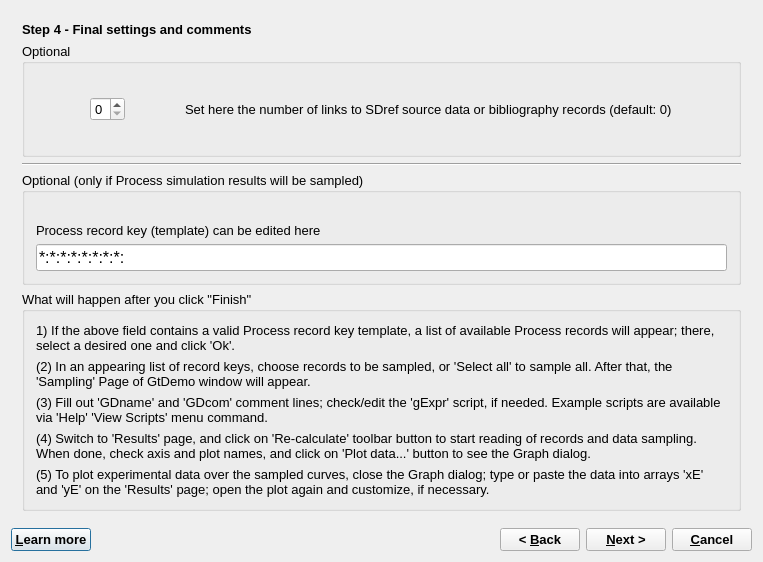
gemshub/GEMSGUI, file GUI/Dialogs4/GtDemoWizard4.ui: the form before one commit.
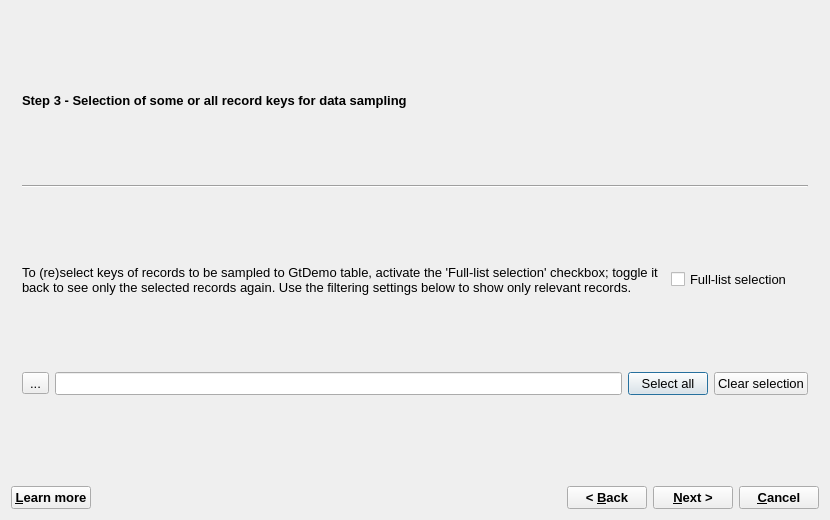
The form after the commit. The open tabs and pages were chosen to show the change. Icons and pictures are not drawn.

```diff
--- a/GUI/Dialogs4/GtDemoWizard4.ui
+++ b/GUI/Dialogs4/GtDemoWizard4.ui
@@ -9,8 +9,8 @@
    <rect>
     <x>0</x>
     <y>0</y>
-    <width>763</width>
-    <height>562</height>
+    <width>830</width>
+    <height>520</height>
    </rect>
   </property>
   <property name="font">
@@ -273,6 +273,156 @@
        </item>
       </layout>
      </widget>
+     <widget class="QWidget" name="page_6">
+      <layout class="QGridLayout" name="gridLayout_4">
+       <item row="4" column="0">
+        <widget class="QToolButton" name="bPrFilter">
+         <property name="text">
+          <string>...</string>
+         </property>
+         <property name="icon">
+          <iconset resource="../GUI.qrc">
+           <normaloff>:/menu/Icons/SetKeyTemplateIcon.png</normaloff>:/menu/Icons/SetKeyTemplateIcon.png</iconset>
+         </property>
+        </widget>
+       </item>
+       <item row="4" column="1" colspan="2">
+        <widget class="QLineEdit" name="linePrFilter">
+         <property name="readOnly">
+          <bool>true</bool>
+         </property>
+        </widget>
+       </item>
+       <item row="0" column="0" colspan="2">
+        <widget class="QLabel" name="label_5">
+         <property name="sizePolicy">
+          <sizepolicy hsizetype="Preferred" vsizetype="Fixed">
+           <horstretch>0</horstretch>
+           <verstretch>0</verstretch>
+          </sizepolicy>
+         </property>
+         <property name="font">
+          <font>
+           <pointsize>10</pointsize>
+           <bold>true</bold>
+          </font>
+         </property>
+         <property name="text">
+          <string>Step 2 - Selection of Process record</string>
+         </property>
+        </widget>
+       </item>
+       <item row="2" column="2">
+        <widget class="QCheckBox" name="checkPrFull">
+         <property name="sizePolicy">
+          <sizepolicy hsizetype="Maximum" vsizetype="Fixed">
+           <horstretch>0</horstretch>
+           <verstretch>0</verstretch>
+          </sizepolicy>
+         </property>
+         <property name="text">
+          <string>Full-list selection</string>
+         </property>
+        </widget>
+       </item>
+       <item row="1" column="0" colspan="3">
+        <widget class="Line" name="line_6">
+         <property name="orientation">
+          <enum>Qt::Horizontal</enum>
+         </property>
+        </widget>
+       </item>
+       <item row="2" column="0" colspan="2">
+        <widget class="QLabel" name="label_32">
+         <property name="text">
+          <string>To (re)select Process record, activate the 'Full-list selection' checkbox; toggle it back to see only the selected record again. Use the filtering settings below to show only relevant records. The SysEq records generated by the selected Process (if present) wil be shown for selection in Step 3 wizard page.</string>
+         </property>
+         <property name="wordWrap">
+          <bool>true</bool>
+         </property>
+        </widget>
+       </item>
+      </layout>
+     </widget>
+     <widget class="QWidget" name="page_5">
+      <layout class="QGridLayout" name="gridLayout_5">
+       <item row="3" column="2" colspan="2">
+        <widget class="QPushButton" name="bSelectAll">
+         <property name="text">
+          <string>Select all</string>
+         </property>
+        </widget>
+       </item>
+       <item row="2" column="3" colspan="2">
+        <widget class="QCheckBox" name="checkFull">
+         <property name="text">
+          <string>Full-list selection</string>
+         </property>
+        </widget>
+       </item>
+       <item row="3" column="4">
+        <widget class="QPushButton" name="bClearAll">
+         <property name="text">
+          <string>Clear selection</string>
+         </property>
+        </widget>
+       </item>
+       <item row="3" column="1">
+        <widget class="QLineEdit" name="lineFilter">
+         <property name="readOnly">
+          <bool>true</bool>
+         </property>
+        </widget>
+       </item>
+       <item row="1" column="0" colspan="5">
+        <widget class="Line" name="line_7">
+         <property name="orientation">
+          <enum>Qt::Horizontal</enum>
+         </property>
+        </widget>
+       </item>
+       <item row="3" column="0">
+        <widget class="QToolButton" name="bFilter">
+         <property name="text">
+          <string>...</string>
+         </property>
+         <property name="icon">
+          <iconset resource="../GUI.qrc">
+           <normaloff>:/menu/Icons/SetKeyTemplateIcon.png</normaloff>:/menu/Icons/SetKeyTemplateIcon.png</iconset>
+         </property>
+        </widget>
+       </item>
+       <item row="0" column="0" colspan="5">
+        <widget class="QLabel" name="label_6">
+         <property name="sizePolicy">
+          <sizepolicy hsizetype="Preferred" vsizetype="Fixed">
+           <horstretch>0</horstretch>
+           <verstretch>0</verstretch>
+          </sizepolicy>
+         </property>
+         <property name="font">
+          <font>
+           <pointsize>10</pointsize>
+           <bold>true</bold>
+          </font>
+         </property>
+         <property name="text">
+          <string>Step 3 - Selection of some or all record keys for data sampling</string>
+         </property>
+        </widget>
+       </item>
+       <item row="2" column="0" colspan="3">
+        <widget class="QLabel" name="label_33">
+         <property name="text">
+          <string>To (re)select keys of records to be sampled to GtDemo table, activate the 'Full-list selection' checkbox; toggle it back to see only the selected records again. Use the filtering settings below to show only relevant records. </string>
+         </property>
+         <property name="wordWrap">
+          <bool>true</bool>
+         </property>
+        </widget>
+       </item>
+      </layout>
+     </widget>
      <widget class="QWidget" name="page_3">
       <layout class="QVBoxLayout" name="verticalLayout_2">
        <item>
@@ -614,19 +764,25 @@
          <property name="font">
           <font>
            <pointsize>10</pointsize>
-           <weight>75</weight>
            <bold>true</bold>
           </font>
          </property>
          <property name="text">
-          <string>Step 4 - Final settings and comments</string>
+          <string>Step 6 - Other settings and final comments</string>
+         </property>
+        </widget>
+       </item>
+       <item>
+        <widget class="Line" name="line_4">
+         <property name="orientation">
+          <enum>Qt::Horizontal</enum>
          </property>
         </widget>
        </item>
        <item>
         <widget class="QGroupBox" name="groupBox_5">
          <property name="sizePolicy">
-          <sizepolicy hsizetype="Preferred" vsizetype="Minimum">
+          <sizepolicy hsizetype="Preferred" vsizetype="Maximum">
            <horstretch>0</horstretch>
            <verstretch>0</verstretch>
           </sizepolicy>
@@ -634,8 +790,8 @@
          <property name="title">
           <string>Optional</string>
          </property>
-         <layout class="QHBoxLayout">
-          <item>
+         <layout class="QGridLayout" name="gridLayout_6">
+          <item row="1" column="0">
            <widget class="QSpinBox" name="spinBox18">
             <property name="sizePolicy">
              <sizepolicy hsizetype="Fixed" vsizetype="Fixed">
@@ -643,15 +799,21 @@
               <verstretch>0</verstretch>
              </sizepolicy>
             </property>
+            <property name="minimumSize">
+             <size>
+              <width>100</width>
+              <height>0</height>
+             </size>
+            </property>
             <property name="maximum">
              <number>4</number>
             </property>
            </widget>
           </item>
-          <item>
+          <item row="1" column="1">
            <widget class="QLabel" name="textLabel11">
             <property name="sizePolicy">
-             <sizepolicy hsizetype="Fixed" vsizetype="Preferred">
+             <sizepolicy hsizetype="Preferred" vsizetype="Preferred">
               <horstretch>0</horstretch>
               <verstretch>0</verstretch>
              </sizepolicy>
@@ -667,47 +829,10 @@
             </property>
            </widget>
           </item>
-         </layout>
-        </widget>
-       </item>
-       <item>
-        <widget class="Line" name="line_4">
-         <property name="orientation">
-          <enum>Qt::Horizontal</enum>
-         </property>
-        </widget>
-       </item>
-       <item>
-        <widget class="QGroupBox" name="groupBox">
-         <property name="title">
-          <string>Optional (only if Process simulation results will be sampled)</string>
-         </property>
-         <layout class="QVBoxLayout">
-          <item>
-           <widget class="QLabel" name="textLabel11_2">
+          <item row="0" column="0" colspan="2">
+           <widget class="QCheckBox" name="calcSys">
             <property name="text">
-             <string>Process record key (template) can be edited here</string>
-            </property>
-            <property name="alignment">
-             <set>Qt::AlignBottom</set>
-            </property>
-            <property name="wordWrap">
-             <bool>true</bool>
-            </property>
-            <property name="buddy">
-             <cstring>lineEditProcesKey</cstring>
-            </property>
-           </widget>
-          </item>
-          <item>
-           <widget class="QLineEdit" name="lineEditProcesKey">
-            <property name="font">
-             <font>
-              <pointsize>12</pointsize>
-             </font>
-            </property>
-            <property name="text">
-             <string>*:*:*:*:*:*:*:*:</string>
+             <string>Recalculate equilibria before sampling SysEq records</string>
             </property>
            </widget>
           </item>
@@ -717,13 +842,13 @@
        <item>
         <widget class="QGroupBox" name="groupBox_6">
          <property name="title">
-          <string>What will happen after you click &quot;Finish&quot;</string>
+          <string>What will happen after you click &quot;Finish&quot;:</string>
          </property>
          <layout class="QVBoxLayout" name="verticalLayout">
           <item>
            <widget class="QLabel" name="textLabel13">
             <property name="text">
-             <string>1) If the above field contains a valid Process record key template, a list of available Process records will appear; there, select a desired one and click 'Ok'.</string>
+             <string>(1) The GtDemo window appears. Fill out 'GDname' and 'GDcom' comment lines; check/edit the 'gExpr' script, if needed. Example scripts are available via 'Help' 'View Scripts' menu command.</string>
             </property>
             <property name="alignment">
              <set>Qt::AlignVCenter</set>
@@ -736,7 +861,7 @@
           <item>
            <widget class="QLabel" name="textLabel12">
             <property name="text">
-             <string>(2) In an appearing list of record keys, choose records to be sampled, or 'Select all' to sample all. After that, the 'Sampling' Page of GtDemo window will appear.</string>
+             <string>(2) If, in some sampled records, the dynamic data object referred in the 'gExpr' script does not exist, an empty() value '---' will be collected into the GtDemo table. This behavior is only implemented for sampling DComp, ReacDC, Phase and Compos records; for other record types, a sampling error message will be issued.</string>
             </property>
             <property name="alignment">
              <set>Qt::AlignVCenter</set>
@@ -749,7 +874,7 @@
           <item>
            <widget class="QLabel" name="textLabel14">
             <property name="text">
-             <string>(3) Fill out 'GDname' and 'GDcom' comment lines; check/edit the 'gExpr' script, if needed. Example scripts are available via 'Help' 'View Scripts' menu command.</string>
+             <string>(3) Switch to 'Results' page, and click on 'Re-calculate' toolbar button to start reading of records and data sampling. When done, check axis and plot names, and click on the 'Plot data...' button to see the Graphics widget.</string>
             </property>
             <property name="alignment">
              <set>Qt::AlignVCenter</set>
@@ -762,7 +887,7 @@
           <item>
            <widget class="QLabel" name="textLabel15">
             <property name="text">
-             <string>(4) Switch to 'Results' page, and click on 'Re-calculate' toolbar button to start reading of records and data sampling. When done, check axis and plot names, and click on 'Plot data...' button to see the Graph dialog.</string>
+             <string>(4) To plot some experimental data over the sampled curves, close the Graphics widget; type or paste the data into arrays 'xE' and 'yE' on the 'Results' page (before that, remake the GtDemo and reset dimensions, if necessary); open the plot again and customize, if needed.</string>
             </property>
             <property name="alignment">
              <set>Qt::AlignVCenter</set>
@@ -775,7 +900,7 @@
           <item>
            <widget class="QLabel" name="textLabel13_2">
             <property name="text">
-             <string>(5) To plot experimental data over the sampled curves, close the Graph dialog; type or paste the data into arrays 'xE' and 'yE' on the 'Results' page; open the plot again and customize, if necessary.</string>
+             <string/>
             </property>
             <property name="alignment">
              <set>Qt::AlignVCenter</set>
@@ -792,12 +917,11 @@
      </widget>
     </widget>
    </item>
-   <item row="1" column="0" rowspan="2">
+   <item row="1" column="0">
     <widget class="QPushButton" name="pHelp">
      <property name="font">
       <font>
        <pointsize>10</pointsize>
-       <weight>75</weight>
        <bold>true</bold>
       </font>
      </property>
@@ -809,7 +933,7 @@
      </property>
     </widget>
    </item>
-   <item row="2" column="1">
+   <item row="1" column="1">
     <spacer name="sp_1">
      <property name="orientation">
       <enum>Qt::Horizontal</enum>
@@ -822,12 +946,11 @@
      </property>
     </spacer>
    </item>
-   <item row="1" column="2" rowspan="2">
+   <item row="1" column="2">
     <widget class="QPushButton" name="pBack">
      <property name="font">
       <font>
        <pointsize>10</pointsize>
-       <weight>75</weight>
        <bold>true</bold>
       </font>
      </property>
@@ -836,12 +959,11 @@
      </property>
     </widget>
    </item>
-   <item row="1" column="3" rowspan="2">
+   <item row="1" column="3">
     <widget class="QPushButton" name="pNext">
      <property name="font">
       <font>
        <pointsize>10</pointsize>
-       <weight>75</weight>
        <bold>true</bold>
       </font>
      </property>
@@ -850,12 +972,11 @@
      </property>
     </widget>
    </item>
-   <item row="1" column="4" rowspan="2">
+   <item row="1" column="4">
     <widget class="QPushButton" name="pCancel">
      <property name="font">
       <font>
        <pointsize>10</pointsize>
-       <weight>75</weight>
        <bold>true</bold>
       </font>
      </property>
```
Left out of the diff: 70 changed lines with no effect on the pictures.
